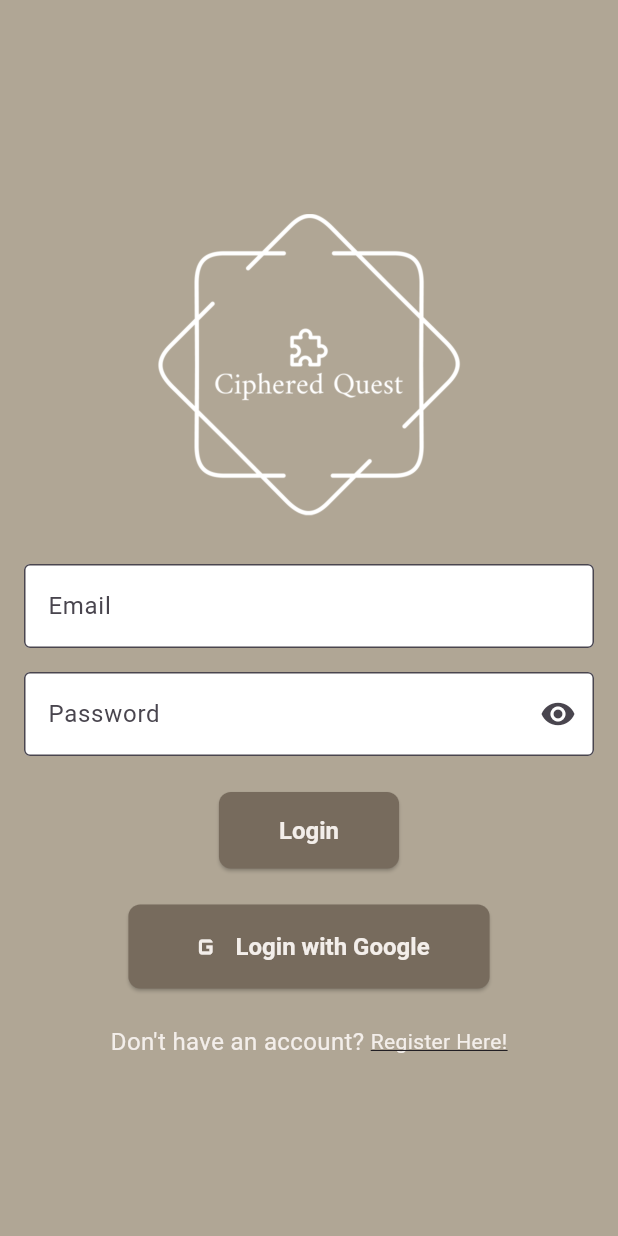
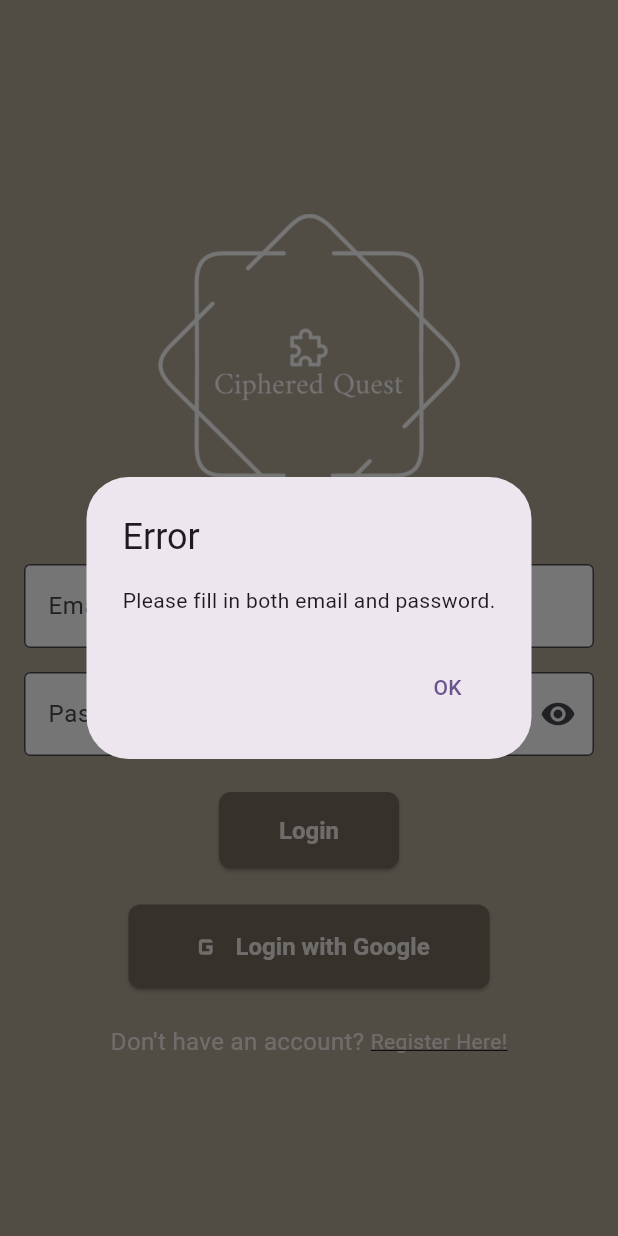
Before and after one commit to danielwidhiarto/CipheredQuest, a Flutter app: the screen it shows after launch, after a tap on "Login", on a phone screen of 412 x 824 dp. Run offline on Flutter 3.47's test engine with Material 3 defaults, Android fonts, the phone set to English and light mode, and no system bars; our stand-ins replace cloud_firestore, firebase_auth, firebase_core; accounts and stored records are empty.

Commit message:
fix login page backend

```diff
--- a/lib/pages/login.dart
+++ b/lib/pages/login.dart
@@ -1,29 +1,7 @@
+import 'package:ciphered_quest/pages/home.dart';
 import 'package:ciphered_quest/pages/register.dart';
 import 'package:flutter/material.dart';
-
-void main() {
-  runApp(const MyApp());
-}
-
-class MyApp extends StatelessWidget {
-  const MyApp({super.key});
-
-  @override
-  Widget build(BuildContext context) {
-    return MaterialApp(
-      title: 'Login & Register Demo',
-      theme: ThemeData(
-        colorScheme: ColorScheme.fromSeed(
-          seedColor: const Color(0xFF776B5D),
-          primary: const Color(0xFF776B5D),
-          secondary: const Color(0xFFF3EEEA),
-        ),
-        useMaterial3: true,
-      ),
-      home: const LoginPage(),
-    );
-  }
-}
+import 'package:firebase_auth/firebase_auth.dart';
 
 class LoginPage extends StatefulWidget {
   const LoginPage({super.key});
@@ -41,6 +19,57 @@ class _LoginPageState extends State<LoginPage> {
     setState(() {
       _obscurePassword = !_obscurePassword;
     });
+  }
+
+  Future<void> _loginUser() async {
+    final email = _emailController.text.trim();
+    final password = _passwordController.text.trim();
+
+    if (email.isEmpty || password.isEmpty) {
+      _showErrorDialog("Please fill in both email and password.");
+      return;
+    }
+
+    try {
+      // Sign in the user using Firebase Auth
+      UserCredential userCredential = await FirebaseAuth.instance
+          .signInWithEmailAndPassword(email: email, password: password);
+
+      // Check if email is verified
+      if (!userCredential.user!.emailVerified) {
+        _showErrorDialog("Email is not verified. Please check your inbox.");
+        return;
+      }
+
+      // If login is successful and email is verified, navigate to the HomePage
+      Navigator.pushReplacement(
+        context,
+        MaterialPageRoute(builder: (context) => const HomePage()),
+      );
+    } catch (e) {
+      _showErrorDialog(e.toString());
+    }
+  }
+
+  // Helper function to show error dialog
+  void _showErrorDialog(String message) {
+    showDialog(
+      context: context,
+      builder: (BuildContext context) {
+        return AlertDialog(
+          title: const Text('Error'),
+          content: Text(message),
+          actions: <Widget>[
+            TextButton(
+              child: const Text('OK'),
+              onPressed: () {
+                Navigator.of(context).pop();
+              },
+            ),
+          ],
+        );
+      },
+    );
   }
 
   @override
@@ -97,14 +126,9 @@ class _LoginPageState extends State<LoginPage> {
             const SizedBox(height: 24),
 
             ElevatedButton(
-              onPressed: () {
-                final email = _emailController.text;
-                final password = _passwordController.text;
-                // Implement your login logic here
-                print('Email: $email, Password: $password');
-              },
+              onPressed: _loginUser,
               style: buttonStyle.copyWith(
-                backgroundColor: MaterialStateProperty.all(const Color(0xFF776B5D)), // Custom background color
+                backgroundColor: MaterialStateProperty.all(const Color(0xFF776B5D)),
               ),
               child: const Text(
                 'Login',
@@ -151,7 +175,8 @@ class _LoginPageState extends State<LoginPage> {
                     Navigator.push(
                       context,
                       MaterialPageRoute(
-                          builder: (context) => const RegisterPage()),
+                        builder: (context) => const RegisterPage(),
+                      ),
                     );
                   },
                   child: const Text(
```
